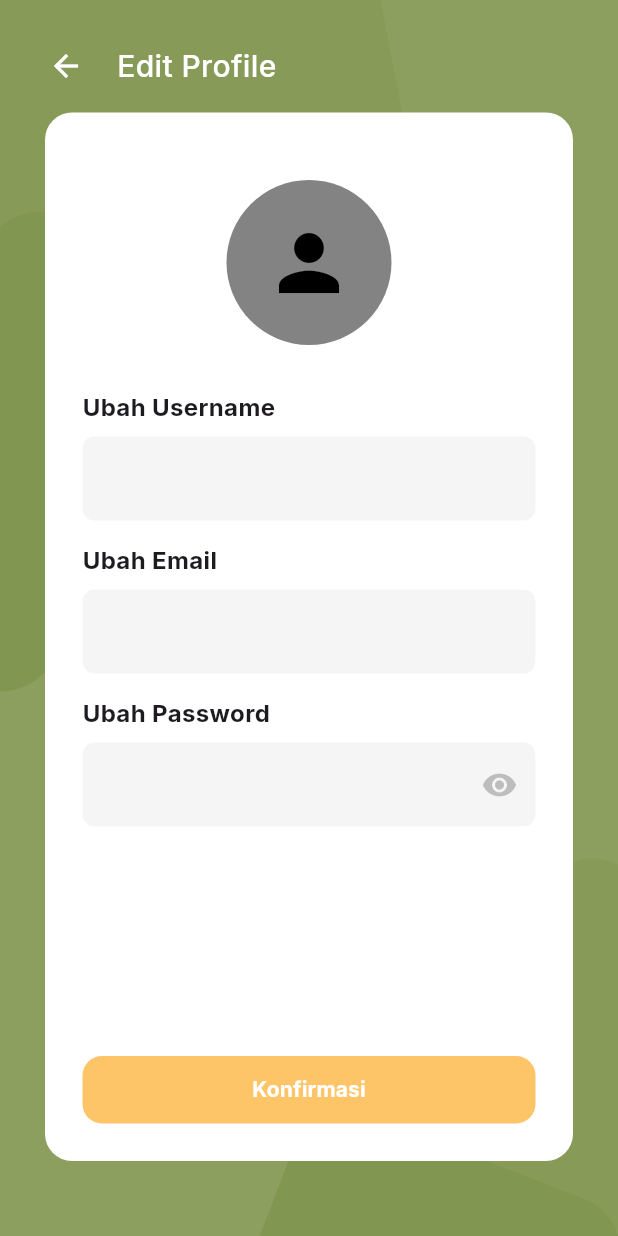
After one commit to ardifx01/notehub, a Flutter app: the EditPage screen opened directly, on a phone screen of 412 x 824 dp. The commit adds this screen. Run offline on Flutter 3.47's test engine with Material 3 defaults, Android fonts, the phone set to English and light mode, and no system bars; our stand-ins replace flutter_heatmap_calendar, get, google_fonts, loading_animation_widget, shared_preferences; accounts and stored records are empty.

Commit message:
Edit profile (sementara karena belum ada edit pass backend)

```diff
--- a/lib/core/const/config.dart
+++ b/lib/core/const/config.dart
@@ -1,3 +1,3 @@
 class Config {
-    static const base_URL = "http://10.0.5.41:5000";
+    static const base_URL = "http://10.0.5.45:5000";
 }
--- a/lib/features/auth/models/user_model.dart
+++ b/lib/features/auth/models/user_model.dart
@@ -1,5 +1,3 @@
-import 'package:intl/intl.dart';
-
 class UserModel {
   final int id;
   final String nama;
--- a/lib/features/home/presentation/home_page.dart
+++ b/lib/features/home/presentation/home_page.dart
@@ -3,7 +3,7 @@ import 'package:get/get.dart';
 import 'package:notehub/core/const/colors.dart';
 import 'package:notehub/core/widgets/heatmap_callendar.dart';
 import 'package:notehub/features/auth/presentation/controllers/auth_controller.dart';
-import 'package:notehub/features/profile/presentation/profile_page.dart';
+import 'package:notehub/features/profile/presentation/pages/profile_page.dart';
 
 class HomePage extends StatelessWidget {
   HomePage({super.key});
@@ -207,6 +207,7 @@ class HomePage extends StatelessWidget {
                                           ),
                                           Text(
                                             "Notes\nDisimpan",
+
                                             overflow: TextOverflow.ellipsis,
                                             style: TextStyle(
                                               color: Colors.white,
--- /dev/null
+++ b/lib/features/profile/presentation/controllers/edit_controller.dart
@@ -0,0 +1,22 @@
+import 'package:flutter/material.dart';
+import 'package:get/get.dart';
+
+class EditController extends GetxController {
+  final usernameController = TextEditingController();
+  final emailController = TextEditingController();
+  final passwordController = TextEditingController();
+
+  var obscurePassword = true.obs;
+
+  void togglePasswordVisibility() {
+    obscurePassword.value = !obscurePassword.value;
+  }
+
+  @override
+  void onClose() {
+    usernameController.dispose();
+    emailController.dispose();
+    passwordController.dispose();
+    super.onClose();
+  }
+}
--- /dev/null
+++ b/lib/features/profile/presentation/pages/edit_page.dart
@@ -0,0 +1,135 @@
+import 'package:flutter/material.dart';
+import 'package:get/get.dart';
+import 'package:notehub/core/const/colors.dart';
+import 'package:notehub/core/widgets/custom_button.dart';
+import 'package:notehub/core/widgets/custom_textfield.dart';
+import 'package:notehub/core/widgets/dialog_confirmation.dart';
+import 'package:notehub/features/auth/presentation/controllers/auth_controller.dart';
+import 'package:notehub/features/profile/presentation/controllers/edit_controller.dart';
+
+class EditPage extends StatelessWidget {
+  EditPage({super.key});
+
+  final authController = Get.find<AuthController>();
+  final controller = Get.find<EditController>();
+
+  @override
+  Widget build(BuildContext context) {
+    return Scaffold(
+      body: Stack(
+        children: [
+          Container(
+            decoration: BoxDecoration(
+              image: DecorationImage(
+                image: AssetImage('assets/images/background_green.png'),
+                fit: BoxFit.cover,
+              ),
+            ),
+          ),
+          Padding(
+            padding: const EdgeInsets.symmetric(horizontal: 20, vertical: 20),
+            child: Row(
+              children: [
+                IconButton(
+                  icon: Icon(Icons.arrow_back, color: AppColors.surfaceColor),
+                  onPressed: () => Get.back(),
+                ),
+                SizedBox(width: 10),
+                Text("Edit Profile",
+                    style: TextStyle(
+                        fontSize: 20,
+                        fontWeight: FontWeight.w500,
+                        color: AppColors.surfaceColor)),
+              ],
+            ),
+          ),
+          Padding(
+            padding: EdgeInsetsGeometry.only(
+                left: 30, right: 30, top: 75, bottom: 50),
+            child: Container(
+              padding: EdgeInsets.all(25),
+              decoration: BoxDecoration(
+                color: AppColors.surfaceColor,
+                borderRadius: BorderRadius.circular(18),
+              ),
+              child: Column(
+                crossAxisAlignment: CrossAxisAlignment.start,
+                children: [
+                  SizedBox(height: 20),
+                  Row(
+                    mainAxisAlignment: MainAxisAlignment.center,
+                    children: [
+                      CircleAvatar(
+                        radius: 55,
+                        backgroundColor: AppColors.disabledTextColor,
+                        child: Icon(
+                          Icons.person,
+                          size: 60,
+                          color: Colors.black,
+                        ),
+                      ),
+                    ],
+                  ),
+                  SizedBox(height: 30),
+                  Text('Ubah Username',
+                      style:
+                          TextStyle(fontSize: 16, fontWeight: FontWeight.bold)),
+                  SizedBox(height: 8),
+                  customTextfield(
+                      hintText: authController.user.value?.nama ?? 'Nama Kamu',
+                      controller: controller.usernameController),
+                  SizedBox(height: 15),
+                  Text('Ubah Email',
+                      style:
+                          TextStyle(fontSize: 16, fontWeight: FontWeight.bold)),
+                  SizedBox(height: 8),
+                  customTextfield(
+                      hintText:
+                          authController.user.value?.email ?? 'Email Kamu',
+                      controller: controller.emailController),
+                  SizedBox(height: 15),
+                  Text('Ubah Password',
+                      style:
+                          TextStyle(fontSize: 16, fontWeight: FontWeight.bold)),
+                  SizedBox(height: 8),
+                  Obx(
+                    () => customTextfield(
+                        suffixIcon: IconButton(
+                          icon: controller.obscurePassword.value
+                              ? Icon(Icons.visibility)
+                              : Icon(Icons.visibility_off),
+                          onPressed: () {
+                            controller.togglePasswordVisibility();
+                          },
+                        ),
+                        obscureText: controller.obscurePassword.value,
+                        hintText: '',
+                        controller: controller.passwordController),
+                  ),
+                  Expanded(child: SizedBox()),
+                  customButton(
+                    text: "Konfirmasi",
+                    onPressed: () {
+                      dialogConfirmation(
+                        imagePath: 'assets/images/deco_quest.png',
+                        title: "Konfirmasi Perubahan",
+                        middleText:
+                            "Apakah kamu yakin ingin menyimpan perubahan ini?",
+                        onConfirm: () async {
+                          // await authController.editUser(
+                          //   controller.usernameController.text.trim(),
+                          //   controller.usernameController.text.trim()
+                          // );
+                        },
+                      );
+                    },
+                  )
+                ],
+              ),
+            ),
+          )
+        ],
+      ),
+    );
+  }
+}
--- a/lib/features/profile/presentation/profile_page.dart
+++ b/lib/features/profile/presentation/pages/profile_page.dart
@@ -4,6 +4,7 @@ import 'package:notehub/core/const/colors.dart';
 import 'package:notehub/core/functions/convert_date.dart';
 import 'package:notehub/core/widgets/heatmap_callendar.dart';
 import 'package:notehub/features/auth/presentation/controllers/auth_controller.dart';
+import 'package:notehub/features/profile/presentation/pages/edit_page.dart';
 
 class ProfilePage extends StatelessWidget {
   ProfilePage({super.key});
@@ -81,7 +82,9 @@ class ProfilePage extends StatelessWidget {
                                   borderRadius: BorderRadius.circular(20),
                                 ),
                               ),
-                              onPressed: () {},
+                              onPressed: () {
+                                Get.to(EditPage());
+                              },
                               icon: const Icon(
                                 Icons.edit,
                                 color: AppColors.surfaceColor,
--- a/lib/injection.dart
+++ b/lib/injection.dart
@@ -8,6 +8,7 @@ import 'package:notehub/features/auth/domain/auth_repository.dart';
 import 'package:notehub/features/auth/presentation/controllers/auth_controller.dart';
 import 'package:notehub/features/auth/presentation/controllers/login_controller.dart';
 import 'package:notehub/features/auth/presentation/controllers/signup_controller.dart';
+import 'package:notehub/features/profile/presentation/controllers/edit_controller.dart';
 
 Future<void> initDependencies() async {
   // ✅ CORE
@@ -27,6 +28,7 @@ Future<void> initDependencies() async {
   // Controller
   Get.put(LoginController(), permanent: true);
   Get.put(SignUpController(), permanent: true);
+  Get.put(EditController(), permanent: true);
   Get.put(AuthController(Get.find<AuthRepository>()), permanent: true);
 
   // ✅ NOTE
--- a/lib/main.dart
+++ b/lib/main.dart
@@ -2,11 +2,9 @@ import 'package:flutter/material.dart';
 import 'package:get/get.dart';
 import 'package:get/get_navigation/src/root/get_material_app.dart';
 import 'package:google_fonts/google_fonts.dart';
-import 'package:intl/date_symbol_data_file.dart';
-import 'package:notehub/features/auth/presentation/pages/intro_page.dart';
-import 'package:notehub/features/home/presentation/home_page.dart';
 import 'package:notehub/features/splash/presentation/splashscreen.dart';
 import 'package:notehub/injection.dart';
+
 Future<void> main() async {
   WidgetsFlutterBinding.ensureInitialized();
   await initDependencies();
```
Also changed, not shown: lib/core/widgets/dialog_confirmation.dart (added, +113 -0 lines), lib/features/auth/presentation/pages/intro_page.dart (+9 -6 lines), 1 other file.
